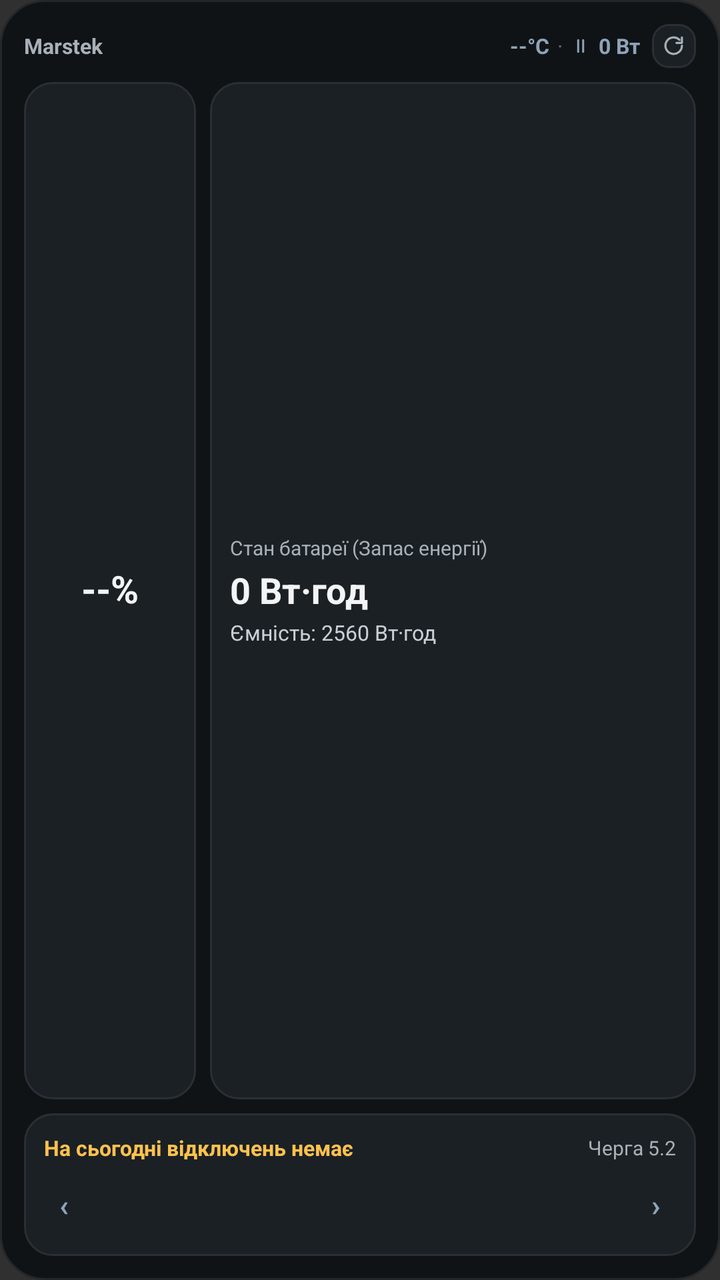
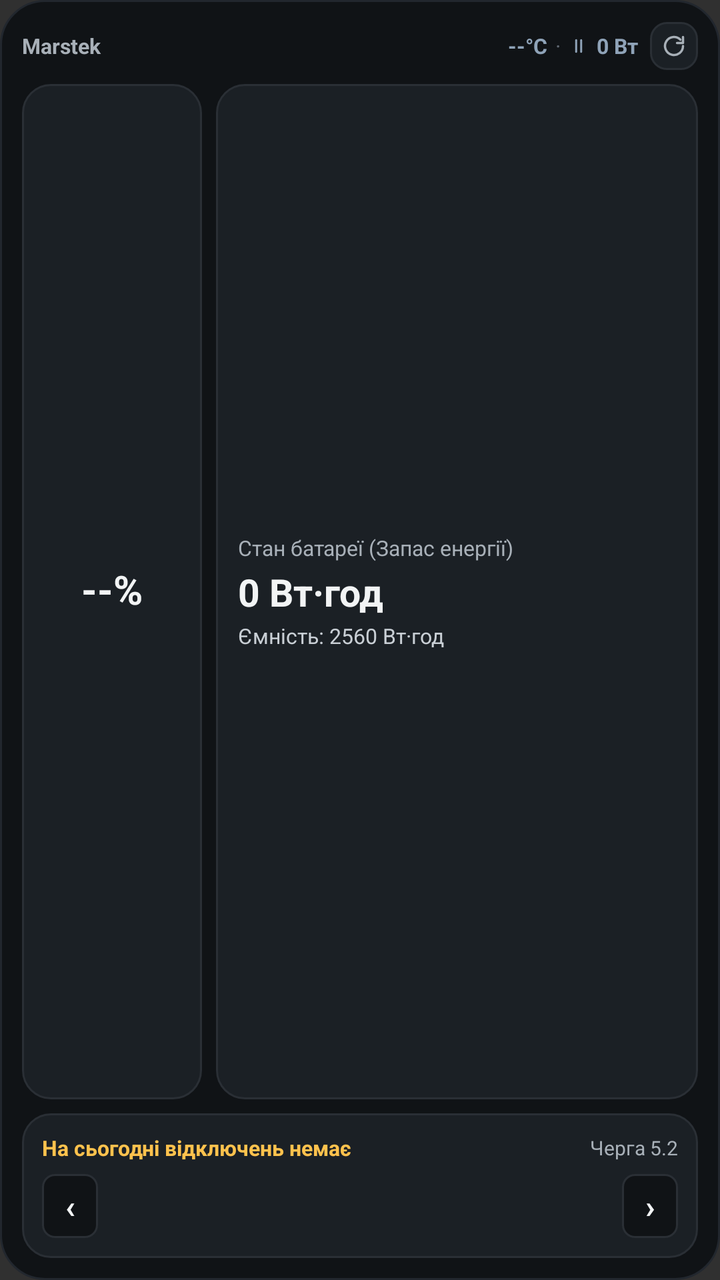

Screens rendered from an Android XML layout before and after an edit, with the pre-edit source and the edit as a unified diff.
<!-- AndroidManifest.xml: application theme Theme.AppCompat.NoActionBar -->
<!-- res/layout/widget_marstek_full.xml -->
<?xml version="1.0" encoding="utf-8"?>
<LinearLayout xmlns:android="http://schemas.android.com/apk/res/android"
    android:id="@+id/widgetRoot"
    android:layout_width="match_parent"
    android:layout_height="match_parent"
    android:background="@drawable/widget_bg"
    android:orientation="vertical"
    android:padding="12dp">

    
    <LinearLayout
        android:layout_width="match_parent"
        android:layout_height="wrap_content"
        android:gravity="center_vertical"
        android:orientation="horizontal">

        <ImageView
            android:id="@+id/fullLeftModeIcon"
            android:layout_width="11dp"
            android:layout_height="11dp"
            android:layout_marginEnd="4dp"
            android:contentDescription="@null"
            android:src="@drawable/ic_mode_idle"
            android:visibility="gone" />

        <TextView
            android:id="@+id/fullHeaderTitle"
            android:layout_width="0dp"
            android:layout_height="wrap_content"
            android:layout_weight="1"
            android:ellipsize="end"
            android:fontFeatureSettings="tnum"
            android:maxLines="1"
            android:text="Marstek"
            android:textColor="#A8B0B8"
            android:textSize="10.5sp"
            android:textStyle="bold" />

        <TextView
            android:id="@+id/fullTempText"
            android:layout_width="wrap_content"
            android:layout_height="wrap_content"
            android:fontFeatureSettings="tnum"
            android:maxLines="1"
            android:text="--°C"
            android:textColor="#8FA3B8"
            android:textSize="10.5sp"
            android:textStyle="bold" />

        <TextView
            android:id="@+id/fullRightDot"
            android:layout_width="wrap_content"
            android:layout_height="wrap_content"
            android:layout_marginStart="4dp"
            android:layout_marginEnd="4dp"
            android:text="·"
            android:textColor="#616973"
            android:textSize="10.5sp" />

        <ImageView
            android:id="@+id/fullModeIcon"
            android:layout_width="10dp"
            android:layout_height="10dp"
            android:layout_marginEnd="4dp"
            android:contentDescription="@null"
            android:src="@drawable/ic_mode_idle" />

        <TextView
            android:id="@+id/fullRightWattsText"
            android:layout_width="wrap_content"
            android:layout_height="wrap_content"
            android:fontFeatureSettings="tnum"
            android:maxLines="1"
            android:text="0 Вт"
            android:textColor="#8FA3B8"
            android:textSize="10.5sp"
            android:textStyle="bold" />

        <FrameLayout
            android:id="@+id/fullRefreshBtn"
            android:layout_width="22dp"
            android:layout_height="22dp"
            android:layout_marginStart="6dp"
            android:background="@drawable/refresh_btn_bg">

            <ImageView
                android:layout_width="11dp"
                android:layout_height="11dp"
                android:layout_gravity="center"
                android:contentDescription="@string/app_name"
                android:src="@drawable/ic_refresh" />
        </FrameLayout>
    </LinearLayout>

    
    <LinearLayout
        android:layout_width="match_parent"
        android:layout_height="0dp"
        android:layout_marginTop="7dp"
        android:layout_weight="1"
        android:orientation="horizontal">

        <FrameLayout
            android:id="@+id/fullGaugeContainer"
            android:layout_width="86dp"
            android:layout_height="match_parent"
            android:background="@drawable/widget_card_bg"
            android:padding="8dp">

            <FrameLayout
                android:layout_width="68dp"
                android:layout_height="68dp"
                android:layout_gravity="center">

                <ImageView
                    android:id="@+id/fullGaugeImage"
                    android:layout_width="match_parent"
                    android:layout_height="match_parent"
                    android:contentDescription="@null"
                    android:scaleType="fitCenter" />

                <TextView
                    android:id="@+id/fullSocText"
                    android:layout_width="match_parent"
                    android:layout_height="match_parent"
                    android:fontFeatureSettings="tnum"
                    android:gravity="center"
                    android:includeFontPadding="false"
                    android:text="--%"
                    android:textColor="#F2F4F5"
                    android:textSize="19sp"
                    android:textStyle="bold" />
            </FrameLayout>
        </FrameLayout>

        <LinearLayout
            android:id="@+id/fullInfoContainer"
            android:layout_width="0dp"
            android:layout_height="match_parent"
            android:layout_marginStart="7dp"
            android:layout_weight="1"
            android:background="@drawable/widget_card_bg"
            android:gravity="center_vertical"
            android:orientation="vertical"
            android:padding="10dp">

            <TextView
                android:id="@+id/fullCardTitle"
                android:layout_width="match_parent"
                android:layout_height="wrap_content"
                android:ellipsize="end"
                android:maxLines="1"
                android:text="Стан батареї (Запас енергії)"
                android:textColor="#A8B0B8"
                android:textSize="10sp" />

            <TextView
                android:id="@+id/fullPrimaryValue"
                android:layout_width="match_parent"
                android:layout_height="wrap_content"
                android:layout_marginTop="2dp"
                android:ellipsize="end"
                android:fontFeatureSettings="tnum"
                android:maxLines="1"
                android:text="0 Вт·год"
                android:textColor="#F2F4F5"
                android:textSize="18sp"
                android:textStyle="bold" />

            <TextView
                android:id="@+id/fullSecondaryValue"
                android:layout_width="match_parent"
                android:layout_height="wrap_content"
                android:layout_marginTop="2dp"
                android:ellipsize="end"
                android:fontFeatureSettings="tnum"
                android:maxLines="1"
                android:text="Ємність: 2560 Вт·год"
                android:textColor="#C9CFD5"
                android:textSize="10.5sp" />

            <TextView
                android:id="@+id/fullEnoughOutage"
                android:layout_width="match_parent"
                android:layout_height="wrap_content"
                android:layout_marginTop="2dp"
                android:ellipsize="end"
                android:maxLines="1"
                android:text="● Вистачить на відключення"
                android:textColor="#3DDC84"
                android:textSize="10sp"
                android:textStyle="bold"
                android:visibility="gone" />
        </LinearLayout>
    </LinearLayout>

    
    <LinearLayout
        android:layout_width="match_parent"
        android:layout_height="wrap_content"
        android:layout_marginTop="7dp"
        android:background="@drawable/widget_card_bg"
        android:orientation="vertical"
        android:padding="10dp">

        <LinearLayout
            android:layout_width="match_parent"
            android:layout_height="wrap_content"
            android:gravity="center_vertical"
            android:orientation="horizontal">

            <TextView
                android:id="@+id/fullOutageHeadline"
                android:layout_width="0dp"
                android:layout_height="wrap_content"
                android:layout_weight="1"
                android:ellipsize="end"
                android:fontFeatureSettings="tnum"
                android:maxLines="1"
                android:text="На сьогодні відключень немає"
                android:textColor="#FFC24D"
                android:textSize="10.5sp"
                android:textStyle="bold" />

            <LinearLayout
                android:id="@+id/fullDayToggleGroup"
                android:layout_width="wrap_content"
                android:layout_height="wrap_content"
                android:layout_marginStart="6dp"
                android:background="@drawable/pill_day_inactive"
                android:orientation="horizontal"
                android:padding="2dp"
                android:visibility="gone">

                <TextView
                    android:id="@+id/fullBtnToday"
                    android:layout_width="wrap_content"
                    android:layout_height="wrap_content"
                    android:background="@drawable/refresh_btn_bg"
                    android:paddingStart="6dp"
                    android:paddingTop="2dp"
                    android:paddingEnd="6dp"
                    android:paddingBottom="2dp"
                    android:text="Сьогодні"
                    android:textColor="#F2F4F5"
                    android:textSize="9sp"
                    android:textStyle="bold" />

                <TextView
                    android:id="@+id/fullBtnTomorrow"
                    android:layout_width="wrap_content"
                    android:layout_height="wrap_content"
                    android:layout_marginStart="2dp"
                    android:paddingStart="6dp"
                    android:paddingTop="2dp"
                    android:paddingEnd="6dp"
                    android:paddingBottom="2dp"
                    android:text="Завтра"
                    android:textColor="#8FA3B8"
                    android:textSize="9sp"
                    android:textStyle="bold" />
            </LinearLayout>

            <TextView
                android:id="@+id/fullOutageGroup"
                android:layout_width="wrap_content"
                android:layout_height="wrap_content"
                android:layout_marginStart="6dp"
                android:fontFeatureSettings="tnum"
                android:maxLines="1"
                android:text="Черга 5.2"
                android:textColor="#A8B0B8"
                android:textSize="10sp" />
        </LinearLayout>

        <LinearLayout
            android:layout_width="match_parent"
            android:layout_height="wrap_content"
            android:layout_marginTop="6dp"
            android:gravity="center_vertical"
            android:orientation="horizontal">

            <TextView
                android:id="@+id/fullPrevWindowBtn"
                android:layout_width="20dp"
                android:layout_height="30dp"
                android:gravity="center"
                android:text="‹"
                android:textColor="#8FA3B8"
                android:textSize="15sp"
                android:textStyle="bold" />

            <ImageView
                android:id="@+id/fullOutageBarImage"
                android:layout_width="0dp"
                android:layout_height="31dp"
                android:layout_weight="1"
                android:contentDescription="@null"
                android:scaleType="fitXY" />

            <TextView
                android:id="@+id/fullNextWindowBtn"
                android:layout_width="20dp"
                android:layout_height="30dp"
                android:gravity="center"
                android:text="›"
                android:textColor="#8FA3B8"
                android:textSize="15sp"
                android:textStyle="bold" />
        </LinearLayout>

        
        <LinearLayout
            android:id="@+id/fullChipsRow"
            android:layout_width="match_parent"
            android:layout_height="wrap_content"
            android:layout_marginTop="6dp"
            android:orientation="horizontal"
            android:visibility="gone">

            <TextView
                android:id="@+id/fullChip0"
                android:layout_width="wrap_content"
                android:layout_height="wrap_content"
                android:background="@drawable/pill_day_inactive"
                android:fontFeatureSettings="tnum"
                android:maxLines="1"
                android:paddingStart="6dp"
                android:paddingTop="2dp"
                android:paddingEnd="6dp"
                android:paddingBottom="2dp"
                android:textColor="#C9CFD5"
                android:textSize="9.5sp"
                android:visibility="gone" />

            <TextView
                android:id="@+id/fullChip1"
                android:layout_width="wrap_content"
                android:layout_height="wrap_content"
                android:layout_marginStart="4dp"
                android:background="@drawable/pill_day_inactive"
                android:fontFeatureSettings="tnum"
                android:maxLines="1"
                android:paddingStart="6dp"
                android:paddingTop="2dp"
                android:paddingEnd="6dp"
                android:paddingBottom="2dp"
                android:textColor="#C9CFD5"
                android:textSize="9.5sp"
                android:visibility="gone" />

            <TextView
                android:id="@+id/fullChip2"
                android:layout_width="wrap_content"
                android:layout_height="wrap_content"
                android:layout_marginStart="4dp"
                android:background="@drawable/pill_day_inactive"
                android:fontFeatureSettings="tnum"
                android:maxLines="1"
                android:paddingStart="6dp"
                android:paddingTop="2dp"
                android:paddingEnd="6dp"
                android:paddingBottom="2dp"
                android:textColor="#C9CFD5"
                android:textSize="9.5sp"
                android:visibility="gone" />

            <TextView
                android:id="@+id/fullChip3"
                android:layout_width="wrap_content"
                android:layout_height="wrap_content"
                android:layout_marginStart="4dp"
                android:background="@drawable/pill_day_inactive"
                android:fontFeatureSettings="tnum"
                android:maxLines="1"
                android:paddingStart="6dp"
                android:paddingTop="2dp"
                android:paddingEnd="6dp"
                android:paddingBottom="2dp"
                android:textColor="#C9CFD5"
                android:textSize="9.5sp"
                android:visibility="gone" />
        </LinearLayout>
    </LinearLayout>

</LinearLayout>
<!-- resources referenced by this layout -->
<resources>
  <!-- drawable ic_mode_idle (drawable) -->
  <?xml version="1.0" encoding="utf-8"?>
  <vector xmlns:android="http://schemas.android.com/apk/res/android"
      android:width="14dp"
      android:height="14dp"
      android:viewportWidth="24"
      android:viewportHeight="24">
      <path
          android:fillColor="#00000000"
          android:pathData="M9,5v14M15,5v14"
          android:strokeColor="#8FA3B8"
          android:strokeLineCap="round"
          android:strokeLineJoin="round"
          android:strokeWidth="2.4" />
  </vector>
  <!-- drawable ic_refresh (drawable) -->
  <?xml version="1.0" encoding="utf-8"?>
  <vector xmlns:android="http://schemas.android.com/apk/res/android"
      android:width="16dp"
      android:height="16dp"
      android:viewportWidth="24"
      android:viewportHeight="24">
      <path
          android:fillColor="#00000000"
          android:pathData="M21,12a9,9 0,1 1,-2.64 -6.36"
          android:strokeColor="#A8B0B8"
          android:strokeLineCap="round"
          android:strokeLineJoin="round"
          android:strokeWidth="2.3" />
      <path
          android:fillColor="#00000000"
          android:pathData="M21,3v6h-6"
          android:strokeColor="#A8B0B8"
          android:strokeLineCap="round"
          android:strokeLineJoin="round"
          android:strokeWidth="2.3" />
  </vector>
  <!-- drawable pill_day_inactive (drawable) -->
  <?xml version="1.0" encoding="utf-8"?>
  <shape xmlns:android="http://schemas.android.com/apk/res/android"
      android:shape="rectangle">
      <solid android:color="#101316" />
      <corners android:radius="6dp" />
      <stroke
          android:width="1dp"
          android:color="#2A2F35" />
  </shape>
  <!-- drawable refresh_btn_bg (drawable) -->
  <?xml version="1.0" encoding="utf-8"?>
  <shape xmlns:android="http://schemas.android.com/apk/res/android"
      android:shape="rectangle">
      <solid android:color="#1B2025" />
      <corners android:radius="8dp" />
      <stroke
          android:width="1dp"
          android:color="#2A2F35" />
  </shape>
  <!-- drawable widget_bg (drawable) -->
  <?xml version="1.0" encoding="utf-8"?>
  <shape xmlns:android="http://schemas.android.com/apk/res/android"
      android:shape="rectangle">
      <solid android:color="#101316" />
      <corners android:radius="22dp" />
      <stroke
          android:width="1dp"
          android:color="#22272E" />
  </shape>
  <!-- drawable widget_card_bg (drawable) -->
  <?xml version="1.0" encoding="utf-8"?>
  <shape xmlns:android="http://schemas.android.com/apk/res/android"
      android:shape="rectangle">
      <solid android:color="#1B2025" />
      <corners android:radius="14dp" />
      <stroke
          android:width="1dp"
          android:color="#2A2F35" />
  </shape>
  <string name="app_name">Marstek Venus Widget</string>
</resources>

<!-- the commit's change to res/layout/widget_marstek_full.xml (unified diff, before → after) -->
@@ -5,7 +5,7 @@
     android:layout_height="match_parent"
     android:background="@drawable/widget_bg"
     android:orientation="vertical"
-    android:padding="12dp">
+    android:padding="11dp">
 
     
     <LinearLayout
@@ -78,14 +78,14 @@
 
         <FrameLayout
             android:id="@+id/fullRefreshBtn"
-            android:layout_width="22dp"
-            android:layout_height="22dp"
+            android:layout_width="24dp"
+            android:layout_height="24dp"
             android:layout_marginStart="6dp"
             android:background="@drawable/refresh_btn_bg">
 
             <ImageView
-                android:layout_width="11dp"
-                android:layout_height="11dp"
+                android:layout_width="12dp"
+                android:layout_height="12dp"
                 android:layout_gravity="center"
                 android:contentDescription="@string/app_name"
                 android:src="@drawable/ic_refresh" />
@@ -102,14 +102,14 @@
 
         <FrameLayout
             android:id="@+id/fullGaugeContainer"
-            android:layout_width="86dp"
+            android:layout_width="90dp"
             android:layout_height="match_parent"
             android:background="@drawable/widget_card_bg"
-            android:padding="8dp">
+            android:padding="7dp">
 
             <FrameLayout
-                android:layout_width="68dp"
-                android:layout_height="68dp"
+                android:layout_width="74dp"
+                android:layout_height="74dp"
                 android:layout_gravity="center">
 
                 <ImageView
@@ -128,7 +128,7 @@
                     android:includeFontPadding="false"
                     android:text="--%"
                     android:textColor="#F2F4F5"
-                    android:textSize="19sp"
+                    android:textSize="20sp"
                     android:textStyle="bold" />
             </FrameLayout>
         </FrameLayout>
@@ -142,7 +142,10 @@
             android:background="@drawable/widget_card_bg"
             android:gravity="center_vertical"
             android:orientation="vertical"
-            android:padding="10dp">
+            android:paddingStart="11dp"
+            android:paddingTop="8dp"
+            android:paddingEnd="11dp"
+            android:paddingBottom="8dp">
 
             <TextView
                 android:id="@+id/fullCardTitle"
@@ -152,7 +155,7 @@
                 android:maxLines="1"
                 android:text="Стан батареї (Запас енергії)"
                 android:textColor="#A8B0B8"
-                android:textSize="10sp" />
+                android:textSize="10.5sp" />
 
             <TextView
                 android:id="@+id/fullPrimaryValue"
@@ -164,7 +167,7 @@
                 android:maxLines="1"
                 android:text="0 Вт·год"
                 android:textColor="#F2F4F5"
-                android:textSize="18sp"
+                android:textSize="19sp"
                 android:textStyle="bold" />
 
             <TextView
@@ -282,30 +285,34 @@
 
             <TextView
                 android:id="@+id/fullPrevWindowBtn"
-                android:layout_width="20dp"
-                android:layout_height="30dp"
+                android:layout_width="28dp"
+                android:layout_height="32dp"
+                android:background="@drawable/pill_day_inactive"
                 android:gravity="center"
                 android:text="‹"
-                android:textColor="#8FA3B8"
-                android:textSize="15sp"
+                android:textColor="#F2F4F5"
+                android:textSize="16sp"
                 android:textStyle="bold" />
 
             <ImageView
                 android:id="@+id/fullOutageBarImage"
                 android:layout_width="0dp"
-                android:layout_height="31dp"
+                android:layout_height="32dp"
+                android:layout_marginStart="4dp"
+                android:layout_marginEnd="4dp"
                 android:layout_weight="1"
                 android:contentDescription="@null"
                 android:scaleType="fitXY" />
 
             <TextView
                 android:id="@+id/fullNextWindowBtn"
-                android:layout_width="20dp"
-                android:layout_height="30dp"
+                android:layout_width="28dp"
+                android:layout_height="32dp"
+                android:background="@drawable/pill_day_inactive"
                 android:gravity="center"
                 android:text="›"
-                android:textColor="#8FA3B8"
-                android:textSize="15sp"
+                android:textColor="#F2F4F5"
+                android:textSize="16sp"
                 android:textStyle="bold" />
         </LinearLayout>
 
